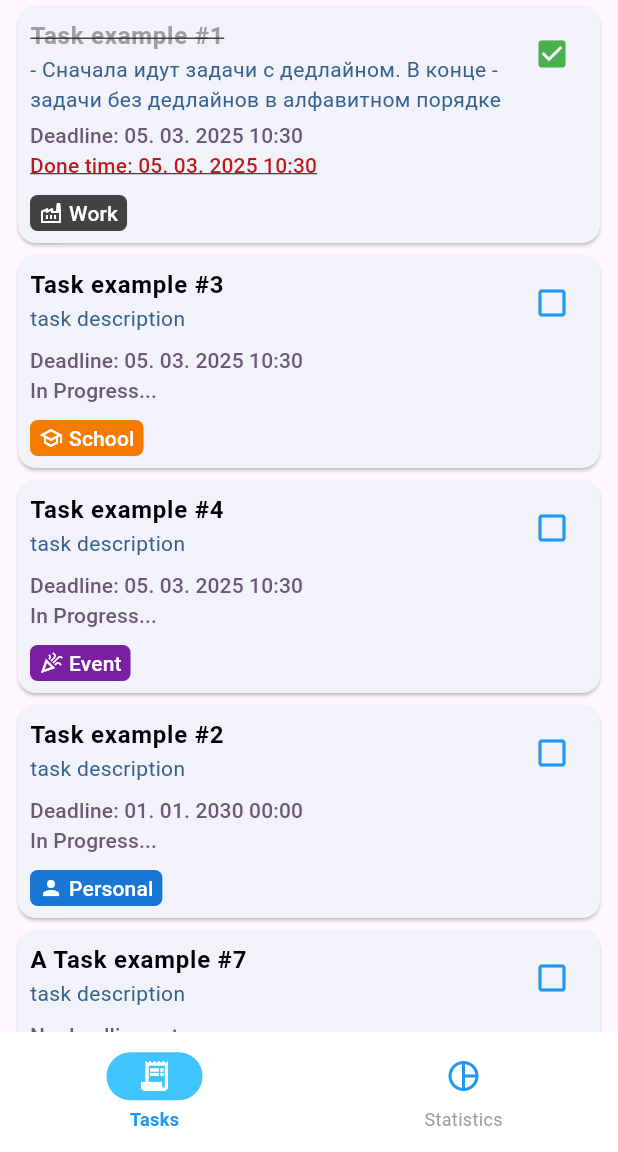
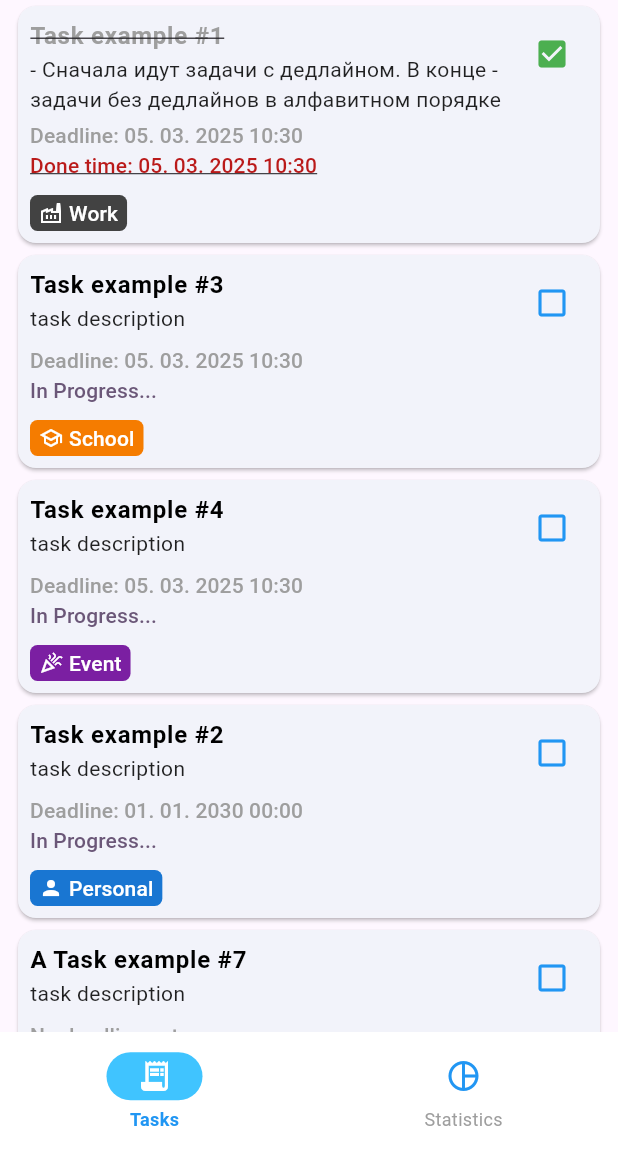
Before and after one commit to Akzhol-Asan/my_todo_list, a Flutter app: the screen it shows after launch, after a tap on the "check box outline blank" icon, on a phone screen of 412 x 824 dp, the part 84-1236 px from its top. Run offline on Flutter 3.47's test engine with Material 3 defaults, Android fonts, the phone set to English and light mode, and no system bars; drawn by our look-alikes of flutter_slidable; our stand-ins replace fl_chart.

Commit message:
Added 'theme' package + light & dark theme

```diff
--- a/lib/main.dart
+++ b/lib/main.dart
@@ -1,52 +1,13 @@
 import 'package:flutter/material.dart';
+import 'package:home_work_1/theme/dark_theme.dart';
+import 'package:home_work_1/theme/light_theme.dart';
 import 'app.dart';
-
-final lightColorScheme = ColorScheme.fromSeed(
-  seedColor: Colors.blue,
-).copyWith(
-  onPrimaryContainer: Colors.blue,
-  primaryContainer: Colors.white,
-);
-
-final lightTheme = ThemeData.light().copyWith(
-    colorScheme: lightColorScheme,
-    appBarTheme: AppBarTheme().copyWith(
-      backgroundColor: lightColorScheme.onPrimaryContainer,
-      foregroundColor: lightColorScheme.primaryContainer,
-    ),
-    navigationBarTheme: NavigationBarThemeData(
-      backgroundColor: lightColorScheme.primaryContainer,
-      indicatorColor: Colors.lightBlueAccent,
-      labelBehavior: NavigationDestinationLabelBehavior.alwaysShow,
-      iconTheme: WidgetStateProperty.resolveWith<IconThemeData>(
-        (Set<WidgetState> states) {
-          if (states.contains(WidgetState.selected)) {
-            return const IconThemeData(color: Colors.red);
-          }
-          return const IconThemeData(color: Colors.blue);
-        },
-      ),
-      labelTextStyle: WidgetStateProperty.resolveWith<TextStyle>(
-        (Set<WidgetState> states) {
-          if (states.contains(WidgetState.selected)) {
-            return const TextStyle(
-                color: Colors.blue, fontWeight: FontWeight.bold, fontSize: 12);
-          }
-          return const TextStyle(color: Colors.grey, fontSize: 12);
-        },
-      ),
-    ),
-    elevatedButtonTheme: ElevatedButtonThemeData(
-        style: ElevatedButton.styleFrom(
-      backgroundColor: lightColorScheme.onPrimaryContainer,
-      foregroundColor: lightColorScheme.primaryContainer,
-    )));
 
 void main() {
   runApp(
     MaterialApp(
       theme: lightTheme,
-      darkTheme: ThemeData.dark(),
+      darkTheme: darkTheme,
       themeMode: ThemeMode.system,
       home: App(),
     ),
--- /dev/null
+++ b/lib/theme/colors.dart
@@ -0,0 +1,36 @@
+import 'package:flutter/material.dart';
+
+class CustomColors extends ThemeExtension<CustomColors> {
+  final Color taskTitle;
+  final Color taskDescription;
+  final Color deadlineInProgress;
+
+  CustomColors({
+    required this.taskTitle,
+    required this.taskDescription,
+    required this.deadlineInProgress,
+  });
+
+  @override
+  ThemeExtension<CustomColors> copyWith(
+      {Color? taskTitle, Color? taskDescription, Color? deadlineInProgress}) {
+    return CustomColors(
+      taskTitle: taskTitle ?? this.taskTitle,
+      taskDescription: taskDescription ?? this.taskDescription,
+      deadlineInProgress: deadlineInProgress ?? this.deadlineInProgress,
+    );
+  }
+
+  @override
+  ThemeExtension<CustomColors> lerp(
+      covariant ThemeExtension<CustomColors>? other, double t) {
+    if (other is! CustomColors) return this;
+
+    return CustomColors(
+      taskTitle: Color.lerp(taskTitle, other.taskTitle, t)!,
+      taskDescription: Color.lerp(taskDescription, other.taskDescription, t)!,
+      deadlineInProgress:
+          Color.lerp(deadlineInProgress, other.deadlineInProgress, t)!,
+    );
+  }
+}
--- a/lib/widgets/task_card.dart
+++ b/lib/widgets/task_card.dart
@@ -1,5 +1,6 @@
 import 'package:flutter/material.dart';
 import 'package:home_work_1/helpers/format_datetime.dart';
+import 'package:home_work_1/theme/colors.dart';
 import '../models/task.dart';
 import 'category_display.dart';
 
@@ -42,6 +43,7 @@ class _TaskCardState extends State<TaskCard> {
     final theme = Theme.of(context);
     final titleSmallStyle = theme.textTheme.titleSmall!;
     final category = widget.task.category;
+    final customColors = theme.extension<CustomColors>()!;
 
     return SizedBox(
       width: double.infinity,
@@ -67,13 +69,14 @@ class _TaskCardState extends State<TaskCard> {
                             decoration: isDone
                                 ? TextDecoration.lineThrough
                                 : TextDecoration.none,
-                            color: isDone ? Colors.grey : Colors.black,
+                            color:
+                                isDone ? Colors.grey : customColors.taskTitle,
                           ),
                         ),
                         Text(
                           widget.task.description,
                           style: theme.textTheme.bodyMedium!.copyWith(
-                            color: theme.colorScheme.primary,
+                            color: customColors.taskDescription,
                           ),
                         ),
                       ],
@@ -94,8 +97,8 @@ class _TaskCardState extends State<TaskCard> {
                 widget.task.dateTime != null
                     ? 'Deadline: ${formatDateTime(widget.task.dateTime!)}'
                     : 'No deadline set',
-                style:
-                    titleSmallStyle.copyWith(color: theme.colorScheme.tertiary),
+                style: titleSmallStyle.copyWith(
+                    color: customColors.deadlineInProgress),
               ),
               //DoneTime
               Text(
```
Also changed, not shown: lib/theme/dark_theme.dart (added, +24 -0 lines), lib/theme/light_theme.dart (added, +52 -0 lines), 125 other files.
